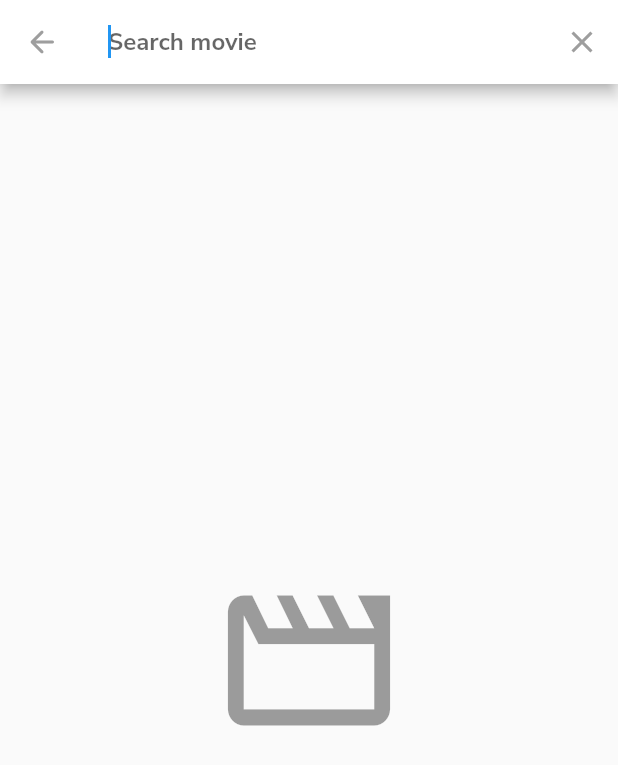
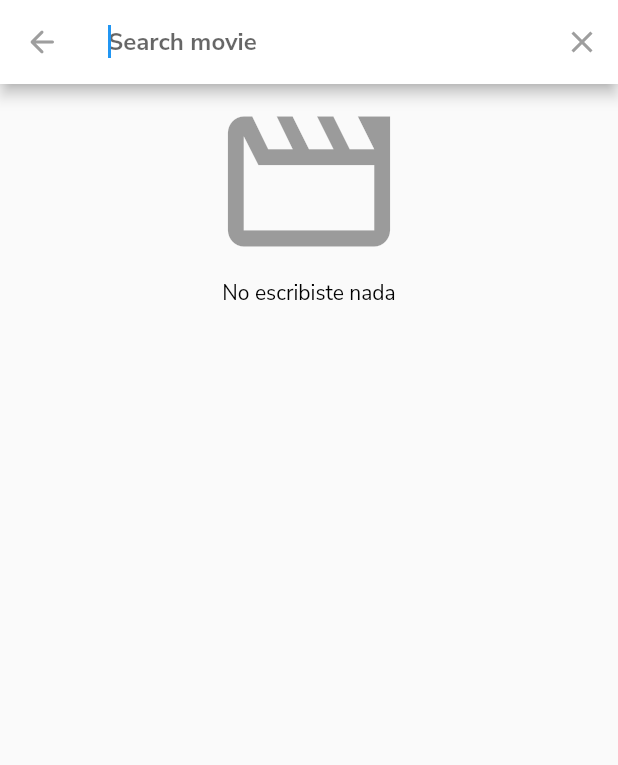
Before and after one commit to YerikAH/movies-app, a Flutter app: the screen it shows after launch, after a tap on the "search" icon, on a phone screen of 412 x 824 dp. Shown: the top 765 px of the screen. Run offline on Flutter 3.47's test engine with Material 2 defaults, Android fonts, the phone set to English and light mode, and no system bars; our stand-ins replace card_swiper; network calls fail.

Commit message:
Dev: search fix

```diff
--- a/lib/models/results_response.dart
+++ b/lib/models/results_response.dart
@@ -42,19 +42,19 @@ class Result {
     }
   }
 
-  bool adult;
-  String backdropPath;
+  bool? adult;
+  String? backdropPath;
   List<int> genreIds;
-  int id;
-  String originalTitle;
-  String overview;
-  double popularity;
-  String posterPath;
-  DateTime releaseDate;
-  String title;
-  bool video;
-  double voteAverage;
-  int voteCount;
+  int? id;
+  String? originalTitle;
+  String? overview;
+  double? popularity;
+  String? posterPath;
+  DateTime? releaseDate;
+  String? title;
+  bool? video;
+  double? voteAverage;
+  int? voteCount;
 
   factory Result.fromJson(Map<String, dynamic> json) => Result(
     adult: json["adult"],
@@ -84,7 +84,7 @@ class Result {
     "popularity": popularity,
     "poster_path": posterPath,
     "release_date":
-        "${releaseDate.year.toString().padLeft(4, '0')}-${releaseDate.month.toString().padLeft(2, '0')}-${releaseDate.day.toString().padLeft(2, '0')}",
+        "${releaseDate?.year.toString().padLeft(4, '0')}-${releaseDate!.month.toString().padLeft(2, '0')}-${releaseDate?.day.toString().padLeft(2, '0')}",
     "title": title,
     "video": video,
     "vote_average": voteAverage,
--- a/lib/providers/movie_provider.dart
+++ b/lib/providers/movie_provider.dart
@@ -61,17 +61,17 @@ class MoviesProvider extends ChangeNotifier{
 
   }
 
-  Future<List<Result>> getSearchMovie( String query ) async{
+  Future<List<Result>> searchMovies( String query ) async{
     final url =
-    Uri.https(_baseUrl, '3/movie/search', {
+    Uri.https(_baseUrl, '3/search/movie', {
       'api_key':_apiKey,
       'language':_language,
       'query':query
     });
 
-
     final response = await http.get(url);
     final searchResponse  = SearchResponse.fromJson(jsonDecode(response.body));
+    print(searchResponse.results);
     return searchResponse.results;
   }
 
--- a/lib/screens/home_screen.dart
+++ b/lib/screens/home_screen.dart
@@ -18,8 +18,8 @@ class HomeScreen extends StatelessWidget {
         title: Text("Movies in cinema", style: textTheme.headline1 ,),
         actions: [
           IconButton(
+            icon: const Icon(Icons.search_rounded),
             onPressed: () => showSearch(context: context, delegate: MovieSearchDelegate()),
-            icon: const Icon(Icons.search_rounded)
           )
         ],
       ),
--- a/lib/search/search_delegate.dart
+++ b/lib/search/search_delegate.dart
@@ -4,22 +4,22 @@ import 'package:movies_app/providers/movie_provider.dart';
 import 'package:provider/provider.dart';
 import 'package:movies_app/models/models.dart';
 
-
-class MovieSearchDelegate extends SearchDelegate{
-
+class MovieSearchDelegate extends SearchDelegate {
   @override
   String get searchFieldLabel => "Search movie";
 
   @override
-  List<Widget> buildActions(BuildContext context){
-    return [ IconButton(
+  List<Widget> buildActions(BuildContext context) {
+    return [
+      IconButton(
         icon: Icon(Icons.clear),
         onPressed: () => query = '',
-      ) ];
+      )
+    ];
   }
 
   @override
-  Widget buildLeading(BuildContext context){
+  Widget buildLeading(BuildContext context) {
     return IconButton(
       onPressed: () => close(context, null),
       icon: Icon(Icons.arrow_back_rounded),
@@ -27,36 +27,70 @@ class MovieSearchDelegate extends SearchDelegate{
   }
 
   @override
-  Widget buildResults(BuildContext context){
-    return Text("my build results", style: TextStyle(color:  AppTheme.textColor));
+  Widget buildResults(BuildContext context) {
+    return Text("my build results",
+        style: TextStyle(color: AppTheme.textColor));
   }
 
-  Widget _emptyContainer(){
-    return const Center(
+  Widget _emptyContainer() {
+    return Column(
+      children: const[
+        Center(
           child: Icon(
             Icons.movie_creation_outlined,
             color: Colors.black38,
             size: 130.0,
           ),
+
+        ),
+        Text("No escribiste nada")
+      ],
     );
-
   }
 
-
   @override
-  Widget buildSuggestions(BuildContext context){
-
-    if(query.isEmpty){
+  Widget buildSuggestions(BuildContext context) {
+    if (query.trim().isEmpty) {
       return _emptyContainer();
     }
 
     final moviesProvider = Provider.of<MoviesProvider>(context, listen: false);
-  return  FutureBuilder(
-      future:moviesProvider.getSearchMovie(query),
-      builder: ( _ , AsyncSnapshot<List<Result>> snapshot){
-	if (!snapshot.hasData) return _emptyContainer();
-	return Container();
+
+
+    return FutureBuilder(
+      future: moviesProvider.searchMovies(query),
+      builder: (_, AsyncSnapshot<List<Result>> snapshot) {
+        print(snapshot);
+        if (!snapshot.hasData) {
+          return _emptyContainer();
+        }else{
+	  final movies = snapshot.data!;
+          return ListView.builder(
+	    itemBuilder: (context, index)=> _MovieItem(movies[index]),
+	    itemCount: movies.length,
+	  );
+        }
       },
     );
   }
 }
+
+class _MovieItem extends StatelessWidget{
+  final Result movie;
+  const _MovieItem(this.movie);
+
+  @override
+  Widget build(BuildContext context){
+    return ListTile(
+        leading: FadeInImage(
+	  placeholder: AssetImage("assets/no-image.jpg"),
+	  image: NetworkImage( movie.fullBackdropPath),
+	  width: 50.0,
+	  fit: BoxFit.cover,
+
+	),
+    );
+  }
+
+
+}
```
Lines whose indentation alone changed are shown as unchanged.
